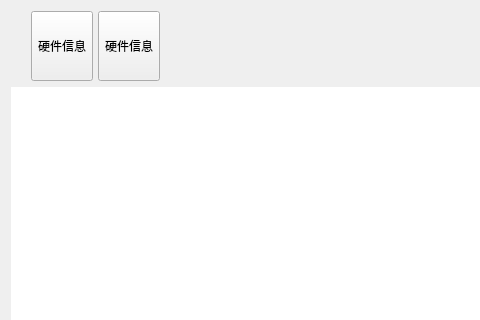
This is BLHardwareScaner/BLHardwareScaner/Ui/MainWindow.ui in BurnellLiu/LiuProject as Qt 5 draws it before an edit; both pictures show x 0 to 480 and y 0 to 320 of the 800 by 540 pixel window. The edited form follows.
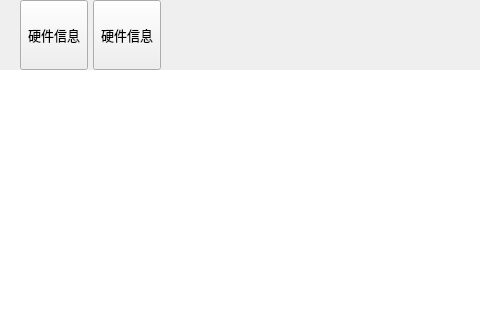
This is the edited form.

The edit to the form file:
```diff
--- a/BLHardwareScaner/BLHardwareScaner/Ui/MainWindow.ui
+++ b/BLHardwareScaner/BLHardwareScaner/Ui/MainWindow.ui
@@ -12,7 +12,8 @@
   </property>
   <property name="font">
    <font>
-    <family>微软雅黑</family>
+    <family>Microsoft YaHei UI</family>
+    <pointsize>10</pointsize>
    </font>
   </property>
   <property name="windowTitle">
@@ -20,10 +21,16 @@
   </property>
   <widget class="QWidget" name="centralWidget">
    <layout class="QVBoxLayout" name="verticalLayout_2">
+    <property name="spacing">
+     <number>0</number>
+    </property>
+    <property name="margin">
+     <number>0</number>
+    </property>
     <item>
-     <layout class="QVBoxLayout" name="verticalLayout" stretch="3,15,1">
+     <layout class="QVBoxLayout" name="verticalLayout" stretch="3,17">
       <property name="spacing">
-       <number>6</number>
+       <number>0</number>
       </property>
       <item>
        <layout class="QHBoxLayout" name="horizontalLayout">
@@ -82,15 +89,24 @@
       </item>
       <item>
        <widget class="QStackedWidget" name="stackedWidget">
+        <property name="sizePolicy">
+         <sizepolicy hsizetype="Expanding" vsizetype="Expanding">
+          <horstretch>0</horstretch>
+          <verstretch>0</verstretch>
+         </sizepolicy>
+        </property>
         <property name="minimumSize">
          <size>
-          <width>776</width>
-          <height>397</height>
+          <width>798</width>
+          <height>457</height>
          </size>
         </property>
         <property name="styleSheet">
          <string notr="true">background-color: rgb(255, 255, 255);</string>
         </property>
+        <property name="lineWidth">
+         <number>0</number>
+        </property>
         <widget class="QWidget" name="page">
          <property name="baseSize">
           <size>
```
Left out of the diff: 3 changed lines with no effect on the pictures.
